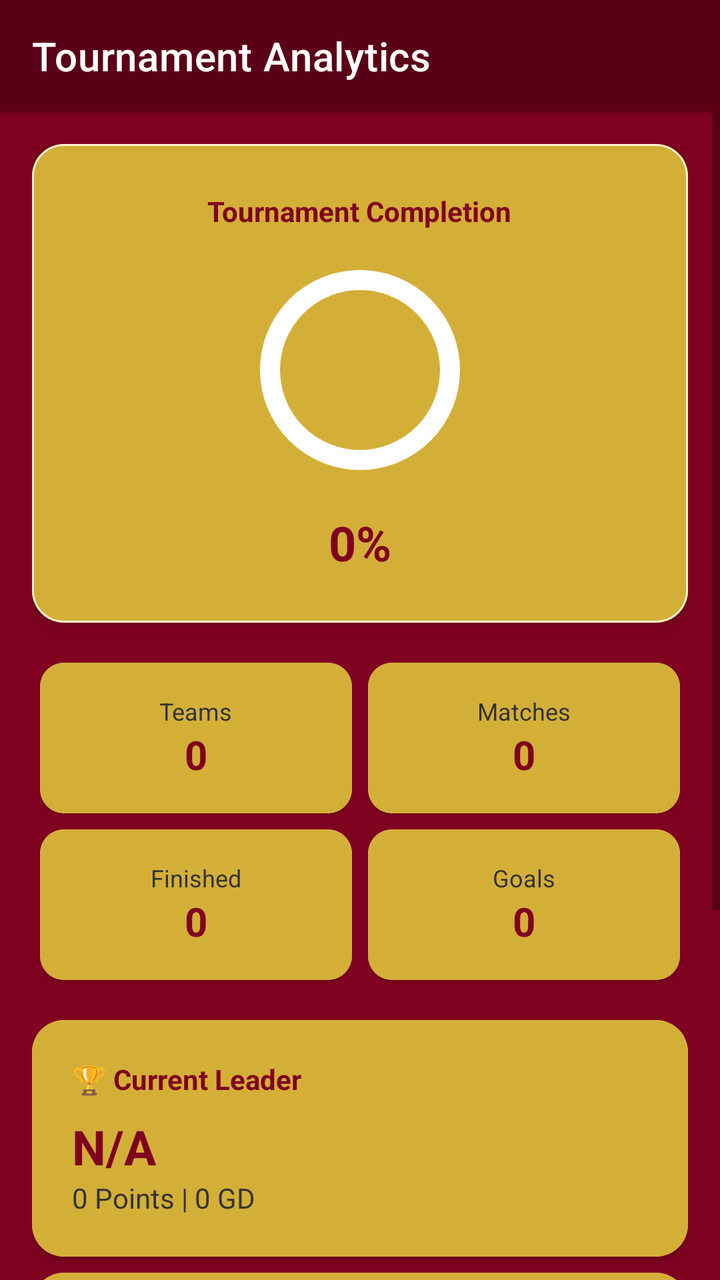
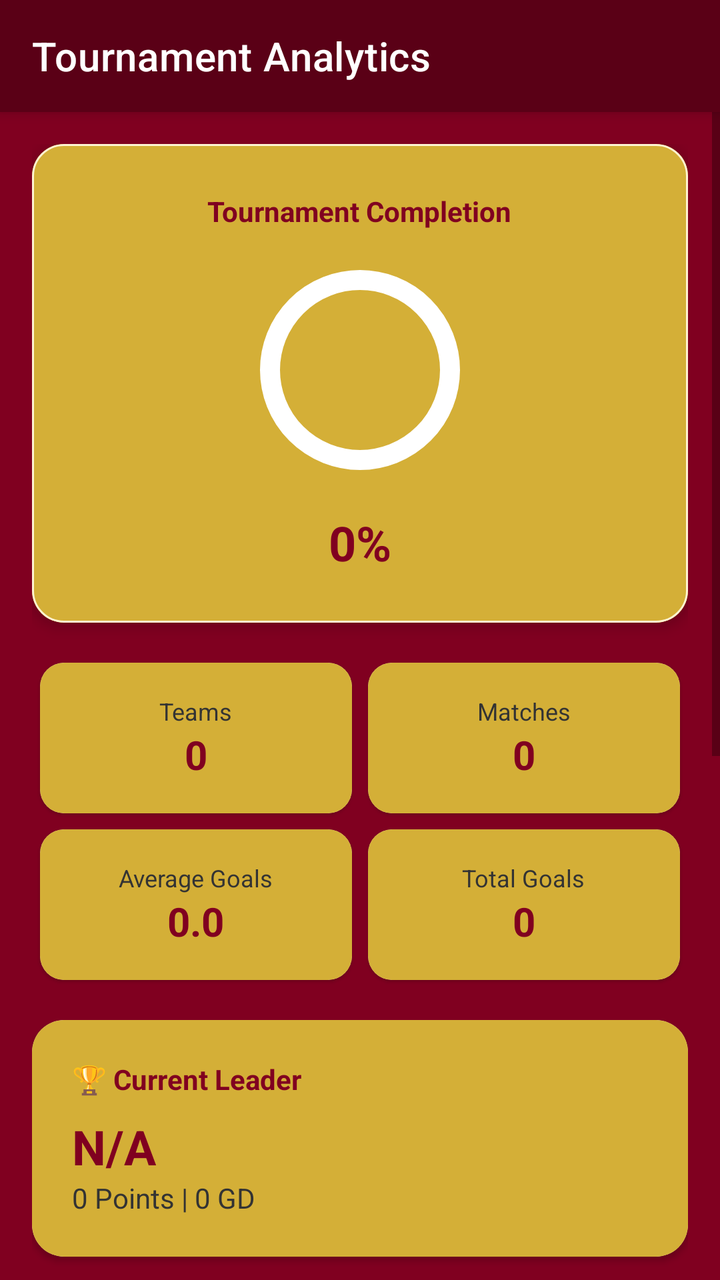

An Android layout rendered at two revisions. The XML below is the earlier revision; the diff shows what the commit changed to produce the second picture.
<!-- AndroidManifest.xml: application theme Theme.KickOff -->
<!-- res/layout/activity_analytics.xml -->
<?xml version="1.0" encoding="utf-8"?>
<androidx.constraintlayout.widget.ConstraintLayout xmlns:android="http://schemas.android.com/apk/res/android"
    xmlns:app="http://schemas.android.com/apk/res-auto"
    android:layout_width="match_parent"
    android:layout_height="match_parent"
    android:background="@color/primaryMaroon">

    <com.google.android.material.appbar.MaterialToolbar
        android:id="@+id/toolbar"
        android:layout_width="match_parent"
        android:layout_height="?attr/actionBarSize"
        android:background="@color/darkMaroon"
        android:elevation="4dp"
        android:theme="@style/ThemeOverlay.MaterialComponents.Dark.ActionBar"
        app:layout_constraintTop_toTopOf="parent"
        app:title="Tournament Analytics"
        app:titleTextColor="@color/white" />

    <ScrollView
        android:layout_width="match_parent"
        android:layout_height="0dp"
        app:layout_constraintBottom_toBottomOf="parent"
        app:layout_constraintTop_toBottomOf="@id/toolbar">

        <LinearLayout
            android:layout_width="match_parent"
            android:layout_height="wrap_content"
            android:orientation="vertical"
            android:padding="16dp">

            
            <com.google.android.material.card.MaterialCardView
                android:layout_width="match_parent"
                android:layout_height="wrap_content"
                android:layout_marginBottom="16dp"
                app:cardCornerRadius="16dp"
                app:cardElevation="4dp"
                app:strokeColor="@color/lightGold"
                app:strokeWidth="1dp">

                <LinearLayout
                    android:layout_width="match_parent"
                    android:layout_height="wrap_content"
                    android:background="@color/accentGold"
                    android:gravity="center"
                    android:orientation="vertical"
                    android:padding="24dp">

                    <TextView
                        android:id="@+id/tvProgressLabel"
                        android:layout_width="wrap_content"
                        android:layout_height="wrap_content"
                        android:text="Tournament Completion"
                        android:textColor="@color/primaryMaroon"
                        android:textSize="14sp"
                        android:textStyle="bold" />

                    <com.google.android.material.progressindicator.CircularProgressIndicator
                        android:id="@+id/progressTournament"
                        android:layout_width="wrap_content"
                        android:layout_height="wrap_content"
                        android:layout_marginVertical="16dp"
                        app:indicatorColor="@color/primaryMaroon"
                        app:indicatorSize="100dp"
                        app:trackColor="@color/white"
                        app:trackThickness="10dp"
                        android:progress="0" />

                    <TextView
                        android:id="@+id/tvProgressPercent"
                        android:layout_width="wrap_content"
                        android:layout_height="wrap_content"
                        android:text="0%"
                        android:textColor="@color/primaryMaroon"
                        android:textSize="24sp"
                        android:textStyle="bold" />
                </LinearLayout>
            </com.google.android.material.card.MaterialCardView>

            
            <GridLayout
                android:layout_width="match_parent"
                android:layout_height="wrap_content"
                android:columnCount="2"
                android:rowCount="2">

                
                <com.google.android.material.card.MaterialCardView
                    android:layout_width="0dp"
                    android:layout_height="wrap_content"
                    android:layout_columnWeight="1"
                    android:layout_margin="4dp"
                    app:cardCornerRadius="12dp">
                    <LinearLayout
                        android:layout_width="match_parent"
                        android:layout_height="wrap_content"
                        android:background="@color/accentGold"
                        android:gravity="center"
                        android:orientation="vertical"
                        android:padding="16dp">
                        <TextView android:layout_width="wrap_content" android:layout_height="wrap_content" android:text="Teams" android:textSize="12sp" android:textColor="@color/darkGrey"/>
                        <TextView android:id="@+id/tvTotalTeams" android:layout_width="wrap_content" android:layout_height="wrap_content" android:text="0" android:textSize="20sp" android:textStyle="bold" android:textColor="@color/primaryMaroon"/>
                    </LinearLayout>
                </com.google.android.material.card.MaterialCardView>

                
                <com.google.android.material.card.MaterialCardView
                    android:layout_width="0dp"
                    android:layout_height="wrap_content"
                    android:layout_columnWeight="1"
                    android:layout_margin="4dp"
                    app:cardCornerRadius="12dp">
                    <LinearLayout
                        android:layout_width="match_parent"
                        android:layout_height="wrap_content"
                        android:background="@color/accentGold"
                        android:gravity="center"
                        android:orientation="vertical"
                        android:padding="16dp">
                        <TextView android:layout_width="wrap_content" android:layout_height="wrap_content" android:text="Matches" android:textSize="12sp" android:textColor="@color/darkGrey"/>
                        <TextView android:id="@+id/tvTotalMatches" android:layout_width="wrap_content" android:layout_height="wrap_content" android:text="0" android:textSize="20sp" android:textStyle="bold" android:textColor="@color/primaryMaroon"/>
                    </LinearLayout>
                </com.google.android.material.card.MaterialCardView>

                
                <com.google.android.material.card.MaterialCardView
                    android:layout_width="0dp"
                    android:layout_height="wrap_content"
                    android:layout_columnWeight="1"
                    android:layout_margin="4dp"
                    app:cardCornerRadius="12dp">
                    <LinearLayout
                        android:layout_width="match_parent"
                        android:layout_height="wrap_content"
                        android:background="@color/accentGold"
                        android:gravity="center"
                        android:orientation="vertical"
                        android:padding="16dp">
                        <TextView android:layout_width="wrap_content" android:layout_height="wrap_content" android:text="Finished" android:textSize="12sp" android:textColor="@color/darkGrey"/>
                        <TextView android:id="@+id/tvCompletedMatches" android:layout_width="wrap_content" android:layout_height="wrap_content" android:text="0" android:textSize="20sp" android:textStyle="bold" android:textColor="@color/primaryMaroon"/>
                    </LinearLayout>
                </com.google.android.material.card.MaterialCardView>

                
                <com.google.android.material.card.MaterialCardView
                    android:layout_width="0dp"
                    android:layout_height="wrap_content"
                    android:layout_columnWeight="1"
                    android:layout_margin="4dp"
                    app:cardCornerRadius="12dp">
                    <LinearLayout
                        android:layout_width="match_parent"
                        android:layout_height="wrap_content"
                        android:background="@color/accentGold"
                        android:gravity="center"
                        android:orientation="vertical"
                        android:padding="16dp">
                        <TextView android:layout_width="wrap_content" android:layout_height="wrap_content" android:text="Goals" android:textSize="12sp" android:textColor="@color/darkGrey"/>
                        <TextView android:id="@+id/tvTotalGoals" android:layout_width="wrap_content" android:layout_height="wrap_content" android:text="0" android:textSize="20sp" android:textStyle="bold" android:textColor="@color/primaryMaroon"/>
                    </LinearLayout>
                </com.google.android.material.card.MaterialCardView>
            </GridLayout>

            
            <com.google.android.material.card.MaterialCardView
                android:id="@+id/cardLeader"
                android:layout_width="match_parent"
                android:layout_height="wrap_content"
                android:layout_marginTop="16dp"
                app:cardCornerRadius="16dp"
                app:cardElevation="2dp">
                <LinearLayout
                    android:layout_width="match_parent"
                    android:layout_height="wrap_content"
                    android:background="@color/accentGold"
                    android:orientation="vertical"
                    android:padding="20dp">
                    <TextView android:layout_width="wrap_content" android:layout_height="wrap_content" android:text="🏆 Current Leader" android:textColor="@color/primaryMaroon" android:textStyle="bold"/>
                    <TextView android:id="@+id/tvLeaderTeam" android:layout_width="wrap_content" android:layout_height="wrap_content" android:text="N/A" android:textSize="24sp" android:textStyle="bold" android:textColor="@color/primaryMaroon" android:layout_marginTop="8dp"/>
                    <TextView android:id="@+id/tvLeaderStats" android:layout_width="wrap_content" android:layout_height="wrap_content" android:text="0 Points | 0 GD" android:textColor="@color/darkGrey" android:textSize="14sp"/>
                </LinearLayout>
            </com.google.android.material.card.MaterialCardView>

            
            <com.google.android.material.card.MaterialCardView
                android:layout_width="match_parent"
                android:layout_height="wrap_content"
                android:layout_marginTop="8dp"
                app:cardCornerRadius="16dp">
                <LinearLayout
                    android:layout_width="match_parent"
                    android:layout_height="wrap_content"
                    android:background="@color/accentGold"
                    android:orientation="horizontal"
                    android:padding="16dp"
                    android:gravity="center_vertical">
                    <TextView android:layout_width="0dp" android:layout_height="wrap_content" android:layout_weight="1" android:text="🔥 Best Offense" android:textColor="@color/primaryMaroon" android:textStyle="bold"/>
                    <TextView android:id="@+id/tvBestOffense" android:layout_width="wrap_content" android:layout_height="wrap_content" android:text="N/A (0)" android:textColor="@color/primaryMaroon" android:textStyle="bold"/>
                </LinearLayout>
            </com.google.android.material.card.MaterialCardView>

            
            <com.google.android.material.card.MaterialCardView
                android:layout_width="match_parent"
                android:layout_height="wrap_content"
                android:layout_marginTop="8dp"
                app:cardCornerRadius="16dp">
                <LinearLayout
                    android:layout_width="match_parent"
                    android:layout_height="wrap_content"
                    android:background="@color/accentGold"
                    android:orientation="horizontal"
                    android:padding="16dp"
                    android:gravity="center_vertical">
                    <TextView android:layout_width="0dp" android:layout_height="wrap_content" android:layout_weight="1" android:text="🛡️ Best Defense" android:textColor="@color/primaryMaroon" android:textStyle="bold"/>
                    <TextView android:id="@+id/tvBestDefense" android:layout_width="wrap_content" android:layout_height="wrap_content" android:text="N/A (0)" android:textColor="@color/primaryMaroon" android:textStyle="bold"/>
                </LinearLayout>
            </com.google.android.material.card.MaterialCardView>

            
            <com.google.android.material.card.MaterialCardView
                android:layout_width="match_parent"
                android:layout_height="wrap_content"
                android:layout_marginTop="8dp"
                android:layout_marginBottom="16dp"
                app:cardCornerRadius="16dp">
                <LinearLayout
                    android:layout_width="match_parent"
                    android:layout_height="wrap_content"
                    android:background="@color/accentGold"
                    android:orientation="vertical"
                    android:padding="16dp">
                    <TextView android:layout_width="wrap_content" android:layout_height="wrap_content" android:text="✅ Records" android:textColor="@color/primaryMaroon" android:textStyle="bold"/>
                    <LinearLayout android:layout_width="match_parent" android:layout_height="wrap_content" android:orientation="horizontal" android:layout_marginTop="8dp">
                        <TextView android:layout_width="0dp" android:layout_height="wrap_content" android:layout_weight="1" android:text="Most Wins" android:textSize="12sp"/>
                        <TextView android:id="@+id/tvMostWins" android:layout_width="wrap_content" android:layout_height="wrap_content" android:text="N/A" android:textStyle="bold" android:textColor="@color/primaryMaroon"/>
                    </LinearLayout>
                    <LinearLayout android:layout_width="match_parent" android:layout_height="wrap_content" android:orientation="horizontal" android:layout_marginTop="4dp">
                        <TextView android:layout_width="0dp" android:layout_height="wrap_content" android:layout_weight="1" android:text="Most Draws" android:textSize="12sp"/>
                        <TextView android:id="@+id/tvMostDraws" android:layout_width="wrap_content" android:layout_height="wrap_content" android:text="N/A" android:textStyle="bold" android:textColor="@color/primaryMaroon"/>
                    </LinearLayout>
                    <LinearLayout android:layout_width="match_parent" android:layout_height="wrap_content" android:orientation="horizontal" android:layout_marginTop="4dp">
                        <TextView android:layout_width="0dp" android:layout_height="wrap_content" android:layout_weight="1" android:text="Most Losses" android:textSize="12sp"/>
                        <TextView android:id="@+id/tvMostLosses" android:layout_width="wrap_content" android:layout_height="wrap_content" android:text="N/A" android:textStyle="bold" android:textColor="@color/primaryMaroon"/>
                    </LinearLayout>
                </LinearLayout>
            </com.google.android.material.card.MaterialCardView>

        </LinearLayout>
    </ScrollView>

    <ProgressBar
        android:id="@+id/progressBar"
        android:layout_width="wrap_content"
        android:layout_height="wrap_content"
        android:visibility="gone"
        app:layout_constraintTop_toTopOf="parent"
        app:layout_constraintBottom_toBottomOf="parent"
        app:layout_constraintStart_toStartOf="parent"
        app:layout_constraintEnd_toEndOf="parent" />

</androidx.constraintlayout.widget.ConstraintLayout>
<!-- resources referenced by this layout -->
<resources>
  <color name="accentGold">#D4AF37</color>
  <color name="darkGrey">#333333</color>
  <color name="darkMaroon">#5A0016</color>
  <color name="lightGold">#FFF4D1</color>
  <color name="primaryMaroon">#800020</color>
  <color name="white">#FFFFFF</color>
  <style name="Theme.KickOff" parent="Theme.MaterialComponents.DayNight.NoActionBar">
          <item name="colorPrimary">@color/primaryMaroon</item>
          <item name="colorPrimaryVariant">@color/darkMaroon</item>
          <item name="colorOnPrimary">@color/white</item>
          <item name="colorSecondary">@color/accentGold</item>
      </style>
</resources>

<!-- the commit's change to res/layout/activity_analytics.xml (unified diff, before → after) -->
@@ -84,7 +84,6 @@
                 android:columnCount="2"
                 android:rowCount="2">
 
-                
                 <com.google.android.material.card.MaterialCardView
                     android:layout_width="0dp"
                     android:layout_height="wrap_content"
@@ -103,7 +102,6 @@
                     </LinearLayout>
                 </com.google.android.material.card.MaterialCardView>
 
-                
                 <com.google.android.material.card.MaterialCardView
                     android:layout_width="0dp"
                     android:layout_height="wrap_content"
@@ -122,7 +120,6 @@
                     </LinearLayout>
                 </com.google.android.material.card.MaterialCardView>
 
-                
                 <com.google.android.material.card.MaterialCardView
                     android:layout_width="0dp"
                     android:layout_height="wrap_content"
@@ -136,12 +133,11 @@
                         android:gravity="center"
                         android:orientation="vertical"
                         android:padding="16dp">
-                        <TextView android:layout_width="wrap_content" android:layout_height="wrap_content" android:text="Finished" android:textSize="12sp" android:textColor="@color/darkGrey"/>
-                        <TextView android:id="@+id/tvCompletedMatches" android:layout_width="wrap_content" android:layout_height="wrap_content" android:text="0" android:textSize="20sp" android:textStyle="bold" android:textColor="@color/primaryMaroon"/>
-                    </LinearLayout>
-                </com.google.android.material.card.MaterialCardView>
-
-                
+                        <TextView android:layout_width="wrap_content" android:layout_height="wrap_content" android:text="Average Goals" android:textSize="12sp" android:textColor="@color/darkGrey"/>
+                        <TextView android:id="@+id/tvAvgGoals" android:layout_width="wrap_content" android:layout_height="wrap_content" android:text="0.0" android:textSize="20sp" android:textStyle="bold" android:textColor="@color/primaryMaroon"/>
+                    </LinearLayout>
+                </com.google.android.material.card.MaterialCardView>
+
                 <com.google.android.material.card.MaterialCardView
                     android:layout_width="0dp"
                     android:layout_height="wrap_content"
@@ -155,7 +151,7 @@
                         android:gravity="center"
                         android:orientation="vertical"
                         android:padding="16dp">
-                        <TextView android:layout_width="wrap_content" android:layout_height="wrap_content" android:text="Goals" android:textSize="12sp" android:textColor="@color/darkGrey"/>
+                        <TextView android:layout_width="wrap_content" android:layout_height="wrap_content" android:text="Total Goals" android:textSize="12sp" android:textColor="@color/darkGrey"/>
                         <TextView android:id="@+id/tvTotalGoals" android:layout_width="wrap_content" android:layout_height="wrap_content" android:text="0" android:textSize="20sp" android:textStyle="bold" android:textColor="@color/primaryMaroon"/>
                     </LinearLayout>
                 </com.google.android.material.card.MaterialCardView>
@@ -182,6 +178,15 @@
             </com.google.android.material.card.MaterialCardView>
 
             
+            <TextView
+                android:layout_width="wrap_content"
+                android:layout_height="wrap_content"
+                android:layout_marginTop="16dp"
+                android:text="Match Records"
+                android:textColor="@color/white"
+                android:textSize="18sp"
+                android:textStyle="bold" />
+
             <com.google.android.material.card.MaterialCardView
                 android:layout_width="match_parent"
                 android:layout_height="wrap_content"
@@ -191,15 +196,13 @@
                     android:layout_width="match_parent"
                     android:layout_height="wrap_content"
                     android:background="@color/accentGold"
-                    android:orientation="horizontal"
-                    android:padding="16dp"
-                    android:gravity="center_vertical">
-                    <TextView android:layout_width="0dp" android:layout_height="wrap_content" android:layout_weight="1" android:text="🔥 Best Offense" android:textColor="@color/primaryMaroon" android:textStyle="bold"/>
-                    <TextView android:id="@+id/tvBestOffense" android:layout_width="wrap_content" android:layout_height="wrap_content" android:text="N/A (0)" android:textColor="@color/primaryMaroon" android:textStyle="bold"/>
+                    android:orientation="vertical"
+                    android:padding="16dp">
+                    <TextView android:layout_width="wrap_content" android:layout_height="wrap_content" android:text="⚽ Highest Scoring Match" android:textColor="@color/primaryMaroon" android:textStyle="bold"/>
+                    <TextView android:id="@+id/tvHighestScoringMatch" android:layout_width="match_parent" android:layout_height="wrap_content" android:text="N/A" android:textColor="@color/primaryMaroon" android:layout_marginTop="4dp"/>
                 </LinearLayout>
             </com.google.android.material.card.MaterialCardView>
 
-            
             <com.google.android.material.card.MaterialCardView
                 android:layout_width="match_parent"
                 android:layout_height="wrap_content"
@@ -209,42 +212,136 @@
                     android:layout_width="match_parent"
                     android:layout_height="wrap_content"
                     android:background="@color/accentGold"
-                    android:orientation="horizontal"
-                    android:padding="16dp"
-                    android:gravity="center_vertical">
-                    <TextView android:layout_width="0dp" android:layout_height="wrap_content" android:layout_weight="1" android:text="🛡️ Best Defense" android:textColor="@color/primaryMaroon" android:textStyle="bold"/>
-                    <TextView android:id="@+id/tvBestDefense" android:layout_width="wrap_content" android:layout_height="wrap_content" android:text="N/A (0)" android:textColor="@color/primaryMaroon" android:textStyle="bold"/>
+                    android:orientation="vertical"
+                    android:padding="16dp">
+                    <TextView android:layout_width="wrap_content" android:layout_height="wrap_content" android:text="🥊 Biggest Victory" android:textColor="@color/primaryMaroon" android:textStyle="bold"/>
+                    <TextView android:id="@+id/tvBiggestVictory" android:layout_width="match_parent" android:layout_height="wrap_content" android:text="N/A" android:textColor="@color/primaryMaroon" android:layout_marginTop="4dp"/>
                 </LinearLayout>
             </com.google.android.material.card.MaterialCardView>
 
             
-            <com.google.android.material.card.MaterialCardView
-                android:layout_width="match_parent"
-                android:layout_height="wrap_content"
-                android:layout_marginTop="8dp"
-                android:layout_marginBottom="16dp"
-                app:cardCornerRadius="16dp">
-                <LinearLayout
-                    android:layout_width="match_parent"
-                    android:layout_height="wrap_content"
-                    android:background="@color/accentGold"
-                    android:orientation="vertical"
-                    android:padding="16dp">
-                    <TextView android:layout_width="wrap_content" android:layout_height="wrap_content" android:text="✅ Records" android:textColor="@color/primaryMaroon" android:textStyle="bold"/>
-                    <LinearLayout android:layout_width="match_parent" android:layout_height="wrap_content" android:orientation="horizontal" android:layout_marginTop="8dp">
-                        <TextView android:layout_width="0dp" android:layout_height="wrap_content" android:layout_weight="1" android:text="Most Wins" android:textSize="12sp"/>
-                        <TextView android:id="@+id/tvMostWins" android:layout_width="wrap_content" android:layout_height="wrap_content" android:text="N/A" android:textStyle="bold" android:textColor="@color/primaryMaroon"/>
-                    </LinearLayout>
-                    <LinearLayout android:layout_width="match_parent" android:layout_height="wrap_content" android:orientation="horizontal" android:layout_marginTop="4dp">
-                        <TextView android:layout_width="0dp" android:layout_height="wrap_content" android:layout_weight="1" android:text="Most Draws" android:textSize="12sp"/>
-                        <TextView android:id="@+id/tvMostDraws" android:layout_width="wrap_content" android:layout_height="wrap_content" android:text="N/A" android:textStyle="bold" android:textColor="@color/primaryMaroon"/>
-                    </LinearLayout>
-                    <LinearLayout android:layout_width="match_parent" android:layout_height="wrap_content" android:orientation="horizontal" android:layout_marginTop="4dp">
-                        <TextView android:layout_width="0dp" android:layout_height="wrap_content" android:layout_weight="1" android:text="Most Losses" android:textSize="12sp"/>
-                        <TextView android:id="@+id/tvMostLosses" android:layout_width="wrap_content" android:layout_height="wrap_content" android:text="N/A" android:textStyle="bold" android:textColor="@color/primaryMaroon"/>
-                    </LinearLayout>
-                </LinearLayout>
-            </com.google.android.material.card.MaterialCardView>
+            <TextView
+                android:layout_width="wrap_content"
+                android:layout_height="wrap_content"
+                android:layout_marginTop="16dp"
+                android:text="Team Records"
+                android:textColor="@color/white"
+                android:textSize="18sp"
+                android:textStyle="bold" />
+
+            <GridLayout
+                android:layout_width="match_parent"
+                android:layout_height="wrap_content"
+                android:columnCount="2"
+                android:rowCount="3">
+
+                <com.google.android.material.card.MaterialCardView
+                    android:layout_width="0dp"
+                    android:layout_height="wrap_content"
+                    android:layout_columnWeight="1"
+                    android:layout_margin="4dp"
+                    app:cardCornerRadius="12dp">
+                    <LinearLayout
+                        android:layout_width="match_parent"
+                        android:layout_height="wrap_content"
+                        android:background="@color/accentGold"
+                        android:orientation="vertical"
+                        android:padding="12dp">
+                        <TextView android:layout_width="wrap_content" android:layout_height="wrap_content" android:text="📈 Win Streak" android:textSize="10sp" android:textColor="@color/darkGrey" android:textStyle="bold"/>
+                        <TextView android:id="@+id/tvWinStreak" android:layout_width="match_parent" android:layout_height="wrap_content" android:text="N/A" android:textSize="14sp" android:textStyle="bold" android:textColor="@color/primaryMaroon"/>
+                    </LinearLayout>
+                </com.google.android.material.card.MaterialCardView>
+
+                <com.google.android.material.card.MaterialCardView
+                    android:layout_width="0dp"
+                    android:layout_height="wrap_content"
+                    android:layout_columnWeight="1"
+                    android:layout_margin="4dp"
+                    app:cardCornerRadius="12dp">
+                    <LinearLayout
+                        android:layout_width="match_parent"
+                        android:layout_height="wrap_content"
+                        android:background="@color/accentGold"
+                        android:orientation="vertical"
+                        android:padding="12dp">
+                        <TextView android:layout_width="wrap_content" android:layout_height="wrap_content" android:text="🛡️ Unbeaten Run" android:textSize="10sp" android:textColor="@color/darkGrey" android:textStyle="bold"/>
+                        <TextView android:id="@+id/tvUnbeatenRun" android:layout_width="match_parent" android:layout_height="wrap_content" android:text="N/A" android:textSize="14sp" android:textStyle="bold" android:textColor="@color/primaryMaroon"/>
+                    </LinearLayout>
+                </com.google.android.material.card.MaterialCardView>
+
+                <com.google.android.material.card.MaterialCardView
+                    android:layout_width="0dp"
+                    android:layout_height="wrap_content"
+                    android:layout_columnWeight="1"
+                    android:layout_margin="4dp"
+                    app:cardCornerRadius="12dp">
+                    <LinearLayout
+                        android:layout_width="match_parent"
+                        android:layout_height="wrap_content"
+                        android:background="@color/accentGold"
+                        android:orientation="vertical"
+                        android:padding="12dp">
+                        <TextView android:layout_width="wrap_content" android:layout_height="wrap_content" android:text="🧤 Clean Sheets" android:textSize="10sp" android:textColor="@color/darkGrey" android:textStyle="bold"/>
+                        <TextView android:id="@+id/tvCleanSheets" android:layout_width="match_parent" android:layout_height="wrap_content" android:text="N/A" android:textSize="14sp" android:textStyle="bold" android:textColor="@color/primaryMaroon"/>
+                    </LinearLayout>
+                </com.google.android.material.card.MaterialCardView>
+
+                <com.google.android.material.card.MaterialCardView
+                    android:layout_width="0dp"
+                    android:layout_height="wrap_content"
+                    android:layout_columnWeight="1"
+                    android:layout_margin="4dp"
+                    app:cardCornerRadius="12dp">
+                    <LinearLayout
+                        android:layout_width="match_parent"
+                        android:layout_height="wrap_content"
+                        android:background="@color/accentGold"
+                        android:orientation="vertical"
+                        android:padding="12dp">
+                        <TextView android:layout_width="wrap_content" android:layout_height="wrap_content" android:text="🏃 Most Active" android:textSize="10sp" android:textColor="@color/darkGrey" android:textStyle="bold"/>
+                        <TextView android:id="@+id/tvMostActive" android:layout_width="match_parent" android:layout_height="wrap_content" android:text="N/A" android:textSize="14sp" android:textStyle="bold" android:textColor="@color/primaryMaroon"/>
+                    </LinearLayout>
+                </com.google.android.material.card.MaterialCardView>
+
+                <com.google.android.material.card.MaterialCardView
+                    android:layout_width="0dp"
+                    android:layout_height="wrap_content"
+                    android:layout_columnWeight="1"
+                    android:layout_margin="4dp"
+                    app:cardCornerRadius="12dp">
+                    <LinearLayout
+                        android:layout_width="match_parent"
+                        android:layout_height="wrap_content"
+                        android:background="@color/accentGold"
+                        android:orientation="vertical"
+                        android:padding="12dp">
+                        <TextView android:layout_width="wrap_content" android:layout_height="wrap_content" android:text="🔥 Top Offense" android:textSize="10sp" android:textColor="@color/darkGrey" android:textStyle="bold"/>
+                        <TextView android:id="@+id/tvBestOffense" android:layout_width="match_parent" android:layout_height="wrap_content" android:text="N/A" android:textSize="14sp" android:textStyle="bold" android:textColor="@color/primaryMaroon"/>
+                    </LinearLayout>
+                </com.google.android.material.card.MaterialCardView>
+
+                <com.google.android.material.card.MaterialCardView
+                    android:layout_width="0dp"
+                    android:layout_height="wrap_content"
+                    android:layout_columnWeight="1"
+                    android:layout_margin="4dp"
+                    app:cardCornerRadius="12dp">
+                    <LinearLayout
+                        android:layout_width="match_parent"
+                        android:layout_height="wrap_content"
+                        android:background="@color/accentGold"
+                        android:orientation="vertical"
+                        android:padding="12dp">
+                        <TextView android:layout_width="wrap_content" android:layout_height="wrap_content" android:text="🛡️ Best Defense" android:textSize="10sp" android:textColor="@color/darkGrey" android:textStyle="bold"/>
+                        <TextView android:id="@+id/tvBestDefense" android:layout_width="match_parent" android:layout_height="wrap_content" android:text="N/A" android:textSize="14sp" android:textStyle="bold" android:textColor="@color/primaryMaroon"/>
+                    </LinearLayout>
+                </com.google.android.material.card.MaterialCardView>
+
+            </GridLayout>
+
+            <View
+                android:layout_width="match_parent"
+                android:layout_height="32dp" />
 
         </LinearLayout>
     </ScrollView>
